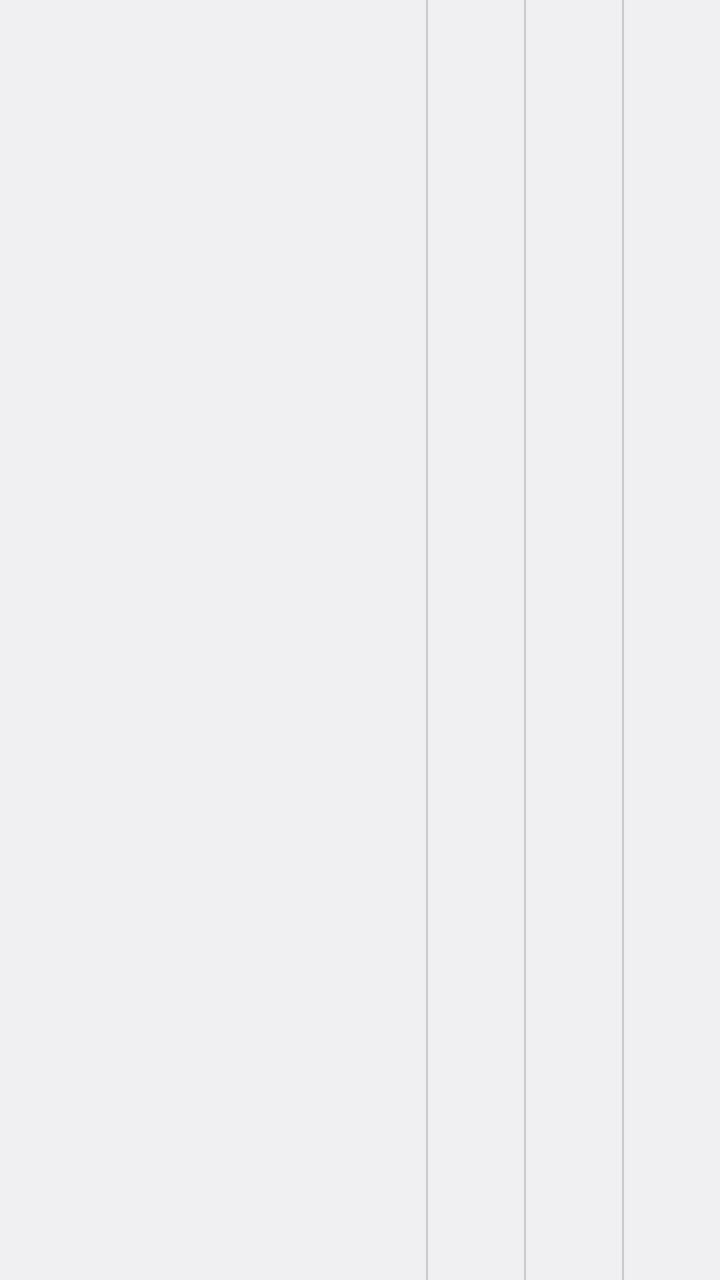
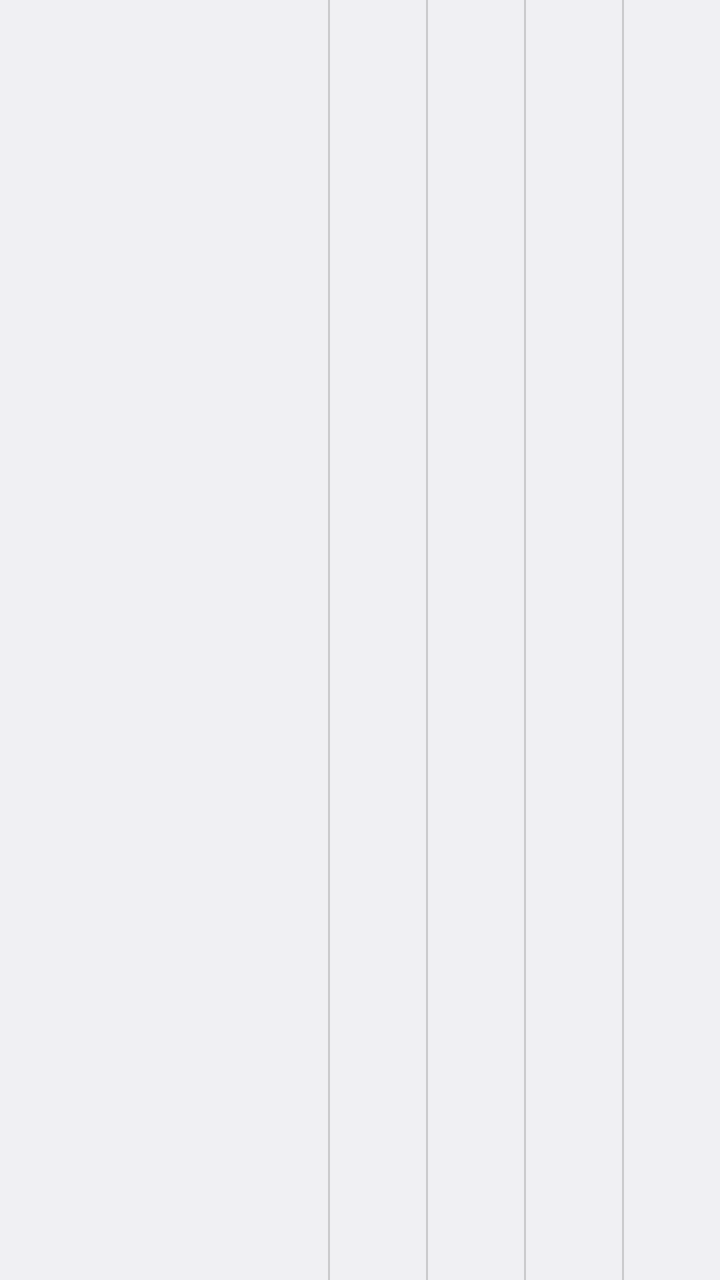

Screens rendered from an Android XML layout before and after an edit, with the pre-edit source and the edit as a unified diff.
<!-- AndroidManifest.xml: application theme Theme -->
<!-- res/layout/notification.xml -->
<?xml version="1.0" encoding="utf-8"?>
<LinearLayout xmlns:android="http://schemas.android.com/apk/res/android"
              android:layout_width="match_parent"
              android:layout_height="64dp"
              android:orientation="horizontal"
              android:baselineAligned="false">

    <FrameLayout
        android:id="@+id/notification_main_column"
        android:layout_width="match_parent"
        android:layout_height="match_parent"
        android:layout_weight="1"
    />

    <LinearLayout
        android:layout_width="wrap_content"
        android:layout_height="match_parent"
        android:layout_weight="0"
        android:orientation="horizontal">

        <include layout="@layout/notification_button_divider"/>

        <include
            layout="@layout/notification_button"
            android:id="@+id/toggle_mode_button"/>

        <include layout="@layout/notification_button_divider"/>

        <include
            layout="@layout/notification_button"
            android:id="@+id/rotate_left_button"/>

        <include layout="@layout/notification_button_divider"/>

        <include
            layout="@layout/notification_button"
            android:id="@+id/rotate_right_button"/>

    </LinearLayout>

</LinearLayout>
<!-- res/layout/notification_button_divider.xml (included above) -->
<?xml version="1.0" encoding="utf-8"?>
<ImageView
    xmlns:android="http://schemas.android.com/apk/res/android"
    xmlns:tools="http://schemas.android.com/tools"
    android:layout_width="1dp"
    android:layout_height="match_parent"
    android:background="#29000000"
    tools:showIn="@layout/notification"/>
<!-- res/layout/notification_button.xml (included above) -->
<?xml version="1.0" encoding="utf-8"?>
<ImageButton
    xmlns:android="http://schemas.android.com/apk/res/android"
    xmlns:tools="http://schemas.android.com/tools"
    style="@android:style/Widget.DeviceDefault.Button.Borderless.Small"
    android:theme="@style/Theme"
    android:scaleType="center"
    android:layout_width="wrap_content"
    android:layout_height="match_parent"
    android:padding="0dp"
    tools:showIn="@layout/notification"/>
<!-- resources referenced by this layout -->
<resources>
  <style name="Theme" parent="@android:style/Theme.DeviceDefault.Light.DarkActionBar">
  		<item name="android:actionBarStyle">@style/Theme.ActionBar</item>
  	</style>
  <style name="Theme.ActionBar" parent="android:Widget.DeviceDefault.Light.ActionBar.Solid">
  		<item name="android:titleTextStyle">@style/Theme.ActionBar.TitleTextStyle</item>
  		<item name="android:background">@color/primary_500</item>
  	</style>
  <style name="Theme.ActionBar.TitleTextStyle" parent="android:TextAppearance.DeviceDefault.Widget.ActionBar.Title">
  		<item name="android:textColor">@android:color/white</item>
  	</style>
  <color name="primary_500">#795548</color>
</resources>

<!-- the commit's change to res/layout/notification.xml (unified diff, before → after) -->
@@ -18,7 +18,13 @@
         android:layout_weight="0"
         android:orientation="horizontal">
 
-        <include layout="@layout/notification_button_divider"/>
+	    <include layout="@layout/notification_button_divider"/>
+
+	    <include
+		    layout="@layout/notification_button"
+		    android:id="@+id/stop_button"/>
+
+	    <include layout="@layout/notification_button_divider"/>
 
         <include
             layout="@layout/notification_button"
